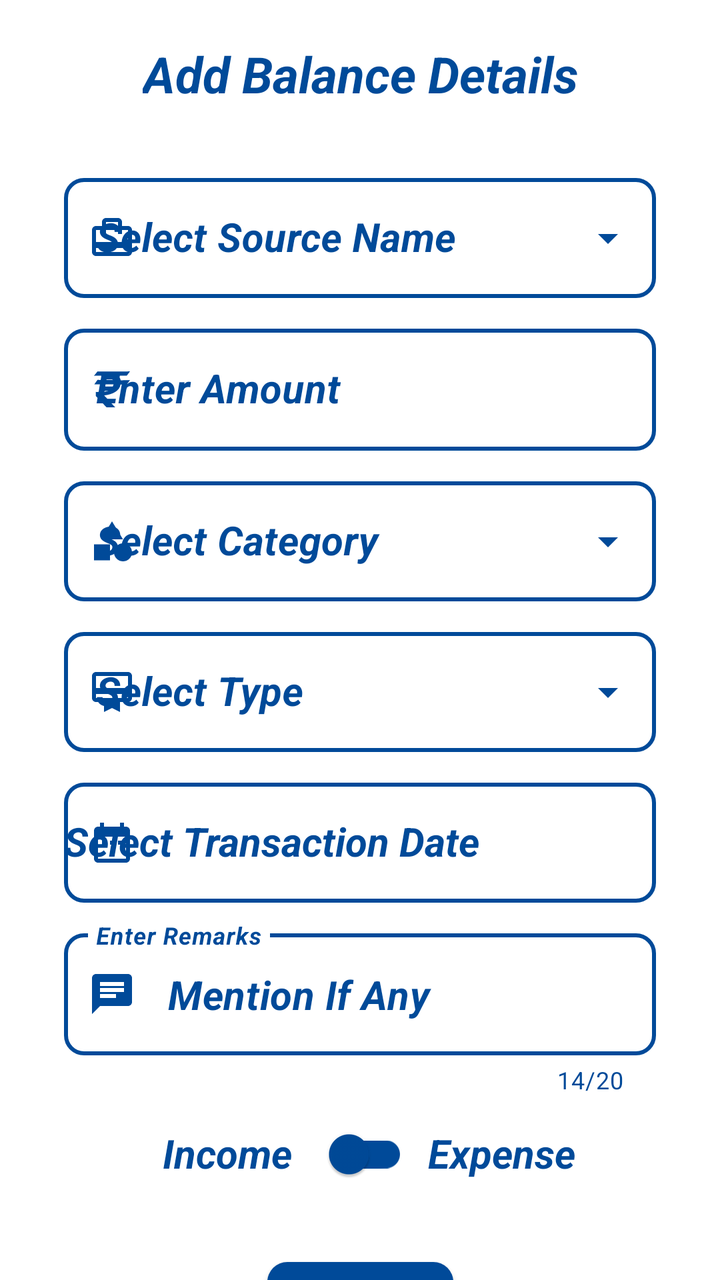
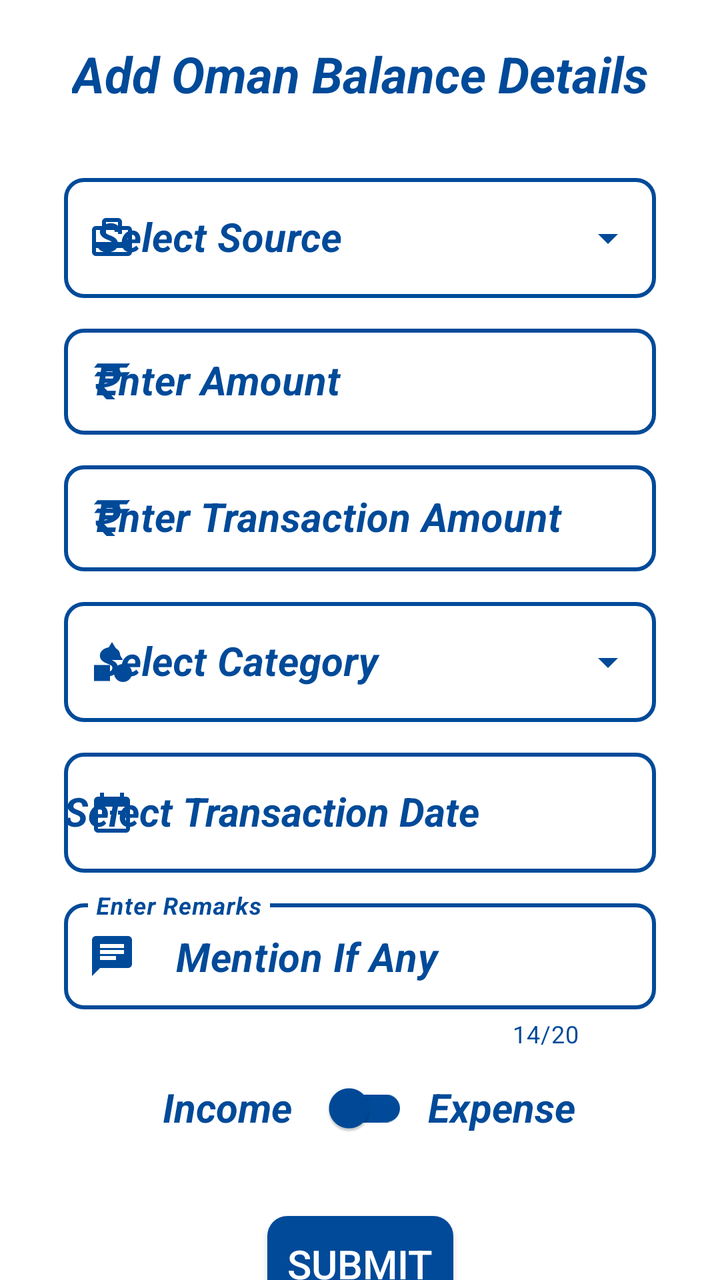

Two renders of the same Android screen: before a commit and after it. Below are the layout's source before the change and the commit's diff.
<!-- AndroidManifest.xml: application theme AppTheme -->
<!-- res/layout/fragment_oman.xml -->
<?xml version="1.0" encoding="utf-8"?>
<FrameLayout xmlns:android="http://schemas.android.com/apk/res/android"
    xmlns:app="http://schemas.android.com/apk/res-auto"
    xmlns:tools="http://schemas.android.com/tools"
    android:layout_width="match_parent"
    android:layout_height="match_parent"
    android:background="@color/white"
    tools:context=".AddBalances.OmanFragment">

    <androidx.constraintlayout.widget.ConstraintLayout
        android:layout_width="match_parent"
        android:layout_height="wrap_content">

        <TextView
            android:id="@+id/balHeading1"
            android:layout_width="wrap_content"
            android:layout_height="wrap_content"
            android:layout_marginTop="20dp"
            android:text="@string/add_balance_details"
            android:textColor="@color/background"
            android:textSize="25sp"
            android:textStyle="bold|italic"
            app:layout_constraintEnd_toEndOf="parent"
            app:layout_constraintStart_toStartOf="parent"
            app:layout_constraintTop_toTopOf="parent" />

        <com.google.android.material.textfield.TextInputLayout
            android:id="@+id/balSourceNameLayout1"
            style="@style/Widget.MaterialComponents.TextInputLayout.OutlinedBox.Dense.ExposedDropdownMenu"
            android:layout_width="0dp"
            android:layout_height="wrap_content"
            android:layout_marginStart="32dp"
            android:layout_marginTop="30dp"
            android:layout_marginEnd="32dp"
            android:hint="@string/select_source_name"
            android:textColorHint="@color/background"
            android:theme="@style/ThemeOverlay.AppTheme.TextInputEditText.Outlined"
            app:boxCornerRadiusBottomEnd="10dp"
            app:boxCornerRadiusBottomStart="10dp"
            app:boxCornerRadiusTopEnd="10dp"
            app:boxCornerRadiusTopStart="10dp"
            app:boxStrokeColor="@color/grey"
            app:boxStrokeWidth="2dp"
            app:boxStrokeWidthFocused="2dp"
            app:endIconTint="@color/background"
            app:errorTextColor="@color/red"
            app:hintTextColor="@color/background"
            app:layout_constraintEnd_toEndOf="parent"
            app:layout_constraintStart_toStartOf="parent"
            app:layout_constraintTop_toBottomOf="@+id/balHeading1"
            app:startIconDrawable="@drawable/ic_view_balance"
            app:startIconTint="@color/background">

            <AutoCompleteTextView
                android:id="@+id/balSourceName1"
                android:layout_width="match_parent"
                android:layout_height="60sp"
                android:inputType="none"
                android:textColor="@color/background"
                android:textSize="20sp"
                android:textStyle="bold|italic"
                tools:ignore="LabelFor" />
        </com.google.android.material.textfield.TextInputLayout>

        <com.google.android.material.textfield.TextInputLayout
            android:id="@+id/balAmountLayout1"
            style="@style/Widget.MaterialComponents.TextInputLayout.OutlinedBox"
            android:layout_width="0dp"
            android:layout_height="wrap_content"
            android:layout_marginTop="10dp"
            android:hint="@string/amount"
            android:textColorHint="@color/background"
            android:theme="@style/ThemeOverlay.AppTheme.TextInputEditText.Outlined"
            app:boxCornerRadiusBottomEnd="10dp"
            app:boxCornerRadiusBottomStart="10dp"
            app:boxCornerRadiusTopEnd="10dp"
            app:boxCornerRadiusTopStart="10dp"
            app:boxStrokeColor="@color/grey"
            app:boxStrokeWidth="2dp"
            app:boxStrokeWidthFocused="2dp"
            app:endIconMode="clear_text"
            app:endIconTint="@color/background"
            app:errorTextColor="@color/red"
            app:hintTextColor="@color/background"
            app:layout_constraintEnd_toEndOf="@+id/balSourceNameLayout1"
            app:layout_constraintStart_toStartOf="@+id/balSourceNameLayout1"
            app:layout_constraintTop_toBottomOf="@+id/balSourceNameLayout1"
            app:startIconDrawable="@drawable/ic_rupee"
            app:startIconTint="@color/background">

            <com.google.android.material.textfield.TextInputEditText
                android:id="@+id/balAmount1"
                android:layout_width="match_parent"
                android:layout_height="wrap_content"
                android:imeOptions="actionDone"
                android:inputType="numberDecimal"
                android:textColor="@color/background"
                android:textCursorDrawable="@drawable/color_cursor"
                android:textSize="20sp"
                android:textStyle="bold|italic" />
        </com.google.android.material.textfield.TextInputLayout>

        <com.google.android.material.textfield.TextInputLayout
            android:id="@+id/balCategoryLayout1"
            style="@style/Widget.MaterialComponents.TextInputLayout.OutlinedBox.Dense.ExposedDropdownMenu"
            android:layout_width="0dp"
            android:layout_height="wrap_content"
            android:layout_marginTop="10dp"
            android:hint="@string/select_category"
            android:textColorHint="@color/background"
            android:theme="@style/ThemeOverlay.AppTheme.TextInputEditText.Outlined"
            app:boxCornerRadiusBottomEnd="10dp"
            app:boxCornerRadiusBottomStart="10dp"
            app:boxCornerRadiusTopEnd="10dp"
            app:boxCornerRadiusTopStart="10dp"
            app:boxStrokeColor="@color/grey"
            app:boxStrokeWidth="2dp"
            app:boxStrokeWidthFocused="2dp"
            app:endIconTint="@color/background"
            app:errorTextColor="@color/red"
            app:hintTextColor="@color/background"
            app:layout_constraintEnd_toEndOf="@+id/balAmountLayout1"
            app:layout_constraintStart_toStartOf="@+id/balAmountLayout1"
            app:layout_constraintTop_toBottomOf="@+id/balAmountLayout1"
            app:startIconDrawable="@drawable/ic_category"
            app:startIconTint="@color/background">

            <AutoCompleteTextView
                android:id="@+id/balCategory1"
                android:layout_width="match_parent"
                android:layout_height="60sp"
                android:inputType="none"
                android:textColor="@color/background"
                android:textSize="20sp"
                android:textStyle="bold|italic"
                tools:ignore="LabelFor" />
        </com.google.android.material.textfield.TextInputLayout>

        <com.google.android.material.textfield.TextInputLayout
            android:id="@+id/balTypeLayout1"
            style="@style/Widget.MaterialComponents.TextInputLayout.OutlinedBox.Dense.ExposedDropdownMenu"
            android:layout_width="0dp"
            android:layout_height="wrap_content"
            android:layout_marginTop="10dp"
            android:hint="@string/select_type"
            android:textColorHint="@color/background"
            android:theme="@style/ThemeOverlay.AppTheme.TextInputEditText.Outlined"
            app:boxCornerRadiusBottomEnd="10dp"
            app:boxCornerRadiusBottomStart="10dp"
            app:boxCornerRadiusTopEnd="10dp"
            app:boxCornerRadiusTopStart="10dp"
            app:boxStrokeColor="@color/grey"
            app:boxStrokeWidth="2dp"
            app:boxStrokeWidthFocused="2dp"
            app:endIconTint="@color/background"
            app:errorTextColor="@color/red"
            app:hintTextColor="@color/background"
            app:layout_constraintEnd_toEndOf="@+id/balCategoryLayout1"
            app:layout_constraintStart_toStartOf="@+id/balCategoryLayout1"
            app:layout_constraintTop_toBottomOf="@+id/balCategoryLayout1"
            app:startIconDrawable="@drawable/ic_type"
            app:startIconTint="@color/background">

            <AutoCompleteTextView
                android:id="@+id/balType1"
                android:layout_width="match_parent"
                android:layout_height="60sp"
                android:inputType="none"
                android:textColor="@color/background"
                android:textSize="20sp"
                android:textStyle="bold|italic"
                tools:ignore="LabelFor" />
        </com.google.android.material.textfield.TextInputLayout>

        <com.google.android.material.textfield.TextInputLayout
            android:id="@+id/balTranDateLayout1"
            style="@style/Widget.MaterialComponents.TextInputLayout.OutlinedBox"
            android:layout_width="0dp"
            android:layout_height="wrap_content"
            android:layout_marginTop="10dp"
            android:hint="@string/transaction_date"
            android:textColorHint="@color/background"
            android:theme="@style/ThemeOverlay.AppTheme.TextInputEditText.Outlined"
            app:boxCornerRadiusBottomEnd="10dp"
            app:boxCornerRadiusBottomStart="10dp"
            app:boxCornerRadiusTopEnd="10dp"
            app:boxCornerRadiusTopStart="10dp"
            app:boxStrokeColor="@color/grey"
            app:boxStrokeWidth="2dp"
            app:boxStrokeWidthFocused="2dp"
            app:errorTextColor="@color/red"
            app:layout_constraintEnd_toEndOf="@+id/balTypeLayout1"
            app:layout_constraintStart_toStartOf="@+id/balTypeLayout1"
            app:layout_constraintTop_toBottomOf="@+id/balTypeLayout1"
            app:startIconDrawable="@drawable/ic_date"
            app:startIconTint="@color/background">

            <AutoCompleteTextView
                android:id="@+id/balTranDate1"
                android:layout_width="match_parent"
                android:layout_height="60sp"
                android:inputType="none"
                android:textColor="@color/background"
                android:textCursorDrawable="@drawable/color_cursor"
                android:textSize="20sp"
                android:textStyle="bold|italic"
                tools:ignore="LabelFor" />
        </com.google.android.material.textfield.TextInputLayout>

        <com.google.android.material.textfield.TextInputLayout
            android:id="@+id/balDecRemarksLayout1"
            style="@style/Widget.MaterialComponents.TextInputLayout.OutlinedBox"
            android:layout_width="0dp"
            android:layout_height="wrap_content"
            android:layout_marginTop="10dp"
            android:hint="@string/remarks"
            android:textColorHint="@color/background"
            android:theme="@style/ThemeOverlay.AppTheme.TextInputEditText.Outlined"
            app:boxCornerRadiusBottomEnd="10dp"
            app:boxCornerRadiusBottomStart="10dp"
            app:boxCornerRadiusTopEnd="10dp"
            app:boxCornerRadiusTopStart="10dp"
            app:boxStrokeColor="@color/grey"
            app:boxStrokeWidth="2dp"
            app:boxStrokeWidthFocused="2dp"
            app:counterEnabled="true"
            app:counterMaxLength="20"
            app:counterTextColor="@color/background"
            app:endIconMode="clear_text"
            app:endIconTint="@color/background"
            app:errorTextColor="@color/red"
            app:hintTextColor="@color/background"
            app:layout_constraintEnd_toEndOf="@+id/balTranDateLayout1"
            app:layout_constraintStart_toStartOf="@+id/balTranDateLayout1"
            app:layout_constraintTop_toBottomOf="@+id/balTranDateLayout1"
            app:startIconDrawable="@drawable/ic_remarks"
            app:startIconTint="@color/background">

            <com.google.android.material.textfield.TextInputEditText
                android:id="@+id/balDecRemarks1"
                android:layout_width="match_parent"
                android:layout_height="wrap_content"
                android:imeOptions="actionDone"
                android:inputType="textCapWords"
                android:maxLength="20"
                android:text="@string/mention_if_any"
                android:textColor="@color/background"
                android:textCursorDrawable="@drawable/color_cursor"
                android:textSize="20sp"
                android:textStyle="bold|italic" />
        </com.google.android.material.textfield.TextInputLayout>

        <TextView
            android:id="@+id/balSwitchIncome1"
            android:layout_width="wrap_content"
            android:layout_height="wrap_content"
            android:layout_marginTop="15dp"
            android:layout_marginEnd="10dp"
            android:text="@string/income"
            android:textColor="@color/background"
            android:textSize="20sp"
            android:textStyle="bold|italic"
            app:layout_constraintEnd_toStartOf="@+id/balSwitch1"
            app:layout_constraintTop_toBottomOf="@+id/balDecRemarksLayout1" />

        <androidx.appcompat.widget.SwitchCompat
            android:id="@+id/balSwitch1"
            android:layout_width="wrap_content"
            android:layout_height="wrap_content"
            android:layout_marginTop="5dp"
            android:textOff="@string/off"
            android:textOn="@string/on"
            app:layout_constraintEnd_toEndOf="parent"
            app:layout_constraintStart_toStartOf="parent"
            app:layout_constraintTop_toBottomOf="@+id/balDecRemarksLayout1"
            app:thumbTint="@color/background"
            app:trackTint="@color/background" />

        <TextView
            android:id="@+id/balSwitchOutcome1"
            android:layout_width="wrap_content"
            android:layout_height="wrap_content"
            android:layout_marginStart="10dp"
            android:layout_marginTop="15dp"
            android:text="@string/expense"
            android:textColor="@color/background"
            android:textSize="20sp"
            android:textStyle="bold|italic"
            app:layout_constraintStart_toEndOf="@+id/balSwitch1"
            app:layout_constraintTop_toBottomOf="@+id/balDecRemarksLayout1" />

        <androidx.appcompat.widget.AppCompatButton
            android:id="@+id/balDecSubmit1"
            android:layout_width="wrap_content"
            android:layout_height="wrap_content"
            android:layout_marginTop="30dp"
            android:background="@drawable/button_background"
            android:text="  Submit  "
            android:textColor="@color/white"
            android:textSize="20sp"
            app:layout_constraintEnd_toEndOf="parent"
            app:layout_constraintStart_toStartOf="parent"
            app:layout_constraintTop_toBottomOf="@+id/balSwitch1"
            tools:ignore="HardcodedText" />

    </androidx.constraintlayout.widget.ConstraintLayout>

</FrameLayout>
<!-- resources referenced by this layout -->
<resources>
  <color name="background">#004A99</color>
  <color name="grey">#808080</color>
  <color name="red">#FF0000</color>
  <color name="white">#FFFFFFFF</color>
  <!-- drawable button_background (drawable) -->
  <?xml version="1.0" encoding="utf-8"?>
  <ripple xmlns:android="http://schemas.android.com/apk/res/android"
      android:color="@color/white">
      <item>
          <shape android:shape="rectangle">
              <solid android:color="@color/background" />
              <corners android:radius="10dp" />
          </shape>
      </item>
  </ripple>
  <!-- drawable color_cursor (drawable) -->
  <?xml version="1.0" encoding="utf-8"?>
  <shape xmlns:android="http://schemas.android.com/apk/res/android"
      android:shape="rectangle">
      <size android:width="2dp" />
      <solid android:color="@color/background" />
  </shape>
  <!-- drawable ic_date (drawable) -->
  <vector android:height="24dp" android:tint="#FFFFFF"
      android:viewportHeight="24" android:viewportWidth="24"
      android:width="24dp" xmlns:android="http://schemas.android.com/apk/res/android">
      <path android:fillColor="@android:color/white" android:pathData="M9,11L7,11v2h2v-2zM13,11h-2v2h2v-2zM17,11h-2v2h2v-2zM19,4h-1L18,2h-2v2L8,4L8,2L6,2v2L5,4c-1.11,0 -1.99,0.9 -1.99,2L3,20c0,1.1 0.89,2 2,2h14c1.1,0 2,-0.9 2,-2L21,6c0,-1.1 -0.9,-2 -2,-2zM19,20L5,20L5,9h14v11z"/>
  </vector>
  <!-- drawable ic_remarks (drawable) -->
  <vector xmlns:android="http://schemas.android.com/apk/res/android"
      android:width="24dp"
      android:height="24dp"
      android:tint="@color/background"
      android:viewportWidth="24"
      android:viewportHeight="24">
      <path
          android:fillColor="@android:color/white"
          android:pathData="M20,2L4,2c-1.1,0 -1.99,0.9 -1.99,2L2,22l4,-4h14c1.1,0 2,-0.9 2,-2L22,4c0,-1.1 -0.9,-2 -2,-2zM6,9h12v2L6,11L6,9zM14,14L6,14v-2h8v2zM18,8L6,8L6,6h12v2z" />
  </vector>
  <!-- drawable ic_type (drawable) -->
  <vector xmlns:android="http://schemas.android.com/apk/res/android"
      android:width="24dp"
      android:height="24dp"
      android:tint="#FFFFFF"
      android:viewportWidth="24"
      android:viewportHeight="24">
      <path
          android:fillColor="@android:color/white"
          android:pathData="M20,2L4,2c-1.11,0 -2,0.89 -2,2v11c0,1.11 0.89,2 2,2h4v5l4,-2 4,2v-5h4c1.11,0 2,-0.89 2,-2L22,4c0,-1.11 -0.89,-2 -2,-2zM20,15L4,15v-2h16v2zM20,10L4,10L4,4h16v6z" />
  </vector>
  <string name="add_balance_details">Add Balance Details</string>
  <string name="amount">Enter Amount</string>
  <string name="expense">Expense</string>
  <string name="income">Income</string>
  <string name="mention_if_any">Mention If Any</string>
  <string name="off">Off</string>
  <string name="on">On</string>
  <string name="remarks">Enter Remarks</string>
  <string name="select_category">Select Category</string>
  <string name="select_source_name">Select Source Name</string>
  <string name="select_type">Select Type</string>
  <string name="transaction_date">Select Transaction Date</string>
  <style name="ThemeOverlay.AppTheme.TextInputEditText.Outlined" parent="">
          <item name="colorControlActivated">@color/background</item>
      </style>
  <style name="AppTheme" parent="Theme.MaterialComponents.Light.DarkActionBar">
          
          
          
          <item name="colorPrimary">@color/background</item>
          <item name="colorPrimaryDark">@color/background</item>
          <item name="colorAccent">@color/background</item>
          
          <item name="colorSurface">@color/background</item>
          
          <item name="android:itemTextAppearance">@style/OptionsMenuStyle</item>
      </style>
  <style name="OptionsMenuStyle" parent="@style/TextAppearance.AppCompat.Widget.ActionBar.Title">
          <item name="android:textColor">@color/background</item>
          <item name="android:textStyle">italic|bold</item>
          <item name="android:textSize">15sp</item>
      </style>
  <!-- unchanged entries left out for length: 3 -->
</resources>

<!-- the commit's change to res/layout/fragment_oman.xml (unified diff, before → after) -->
@@ -9,14 +9,14 @@
 
     <androidx.constraintlayout.widget.ConstraintLayout
         android:layout_width="match_parent"
-        android:layout_height="wrap_content">
+        android:layout_height="match_parent">
 
         <TextView
             android:id="@+id/balHeading1"
             android:layout_width="wrap_content"
             android:layout_height="wrap_content"
             android:layout_marginTop="20dp"
-            android:text="@string/add_balance_details"
+            android:text="@string/add_oman_balance_details"
             android:textColor="@color/background"
             android:textSize="25sp"
             android:textStyle="bold|italic"
@@ -32,7 +32,7 @@
             android:layout_marginStart="32dp"
             android:layout_marginTop="30dp"
             android:layout_marginEnd="32dp"
-            android:hint="@string/select_source_name"
+            android:hint="@string/select_source"
             android:textColorHint="@color/background"
             android:theme="@style/ThemeOverlay.AppTheme.TextInputEditText.Outlined"
             app:boxCornerRadiusBottomEnd="10dp"
@@ -92,7 +92,7 @@
                 android:id="@+id/balAmount1"
                 android:layout_width="match_parent"
                 android:layout_height="wrap_content"
-                android:imeOptions="actionDone"
+                android:imeOptions="actionNext"
                 android:inputType="numberDecimal"
                 android:textColor="@color/background"
                 android:textCursorDrawable="@drawable/color_cursor"
@@ -101,27 +101,65 @@
         </com.google.android.material.textfield.TextInputLayout>
 
         <com.google.android.material.textfield.TextInputLayout
-            android:id="@+id/balCategoryLayout1"
-            style="@style/Widget.MaterialComponents.TextInputLayout.OutlinedBox.Dense.ExposedDropdownMenu"
-            android:layout_width="0dp"
-            android:layout_height="wrap_content"
-            android:layout_marginTop="10dp"
-            android:hint="@string/select_category"
-            android:textColorHint="@color/background"
-            android:theme="@style/ThemeOverlay.AppTheme.TextInputEditText.Outlined"
-            app:boxCornerRadiusBottomEnd="10dp"
-            app:boxCornerRadiusBottomStart="10dp"
-            app:boxCornerRadiusTopEnd="10dp"
-            app:boxCornerRadiusTopStart="10dp"
-            app:boxStrokeColor="@color/grey"
-            app:boxStrokeWidth="2dp"
-            app:boxStrokeWidthFocused="2dp"
+            android:id="@+id/balTransAmountLayout1"
+            style="@style/Widget.MaterialComponents.TextInputLayout.OutlinedBox"
+            android:layout_width="0dp"
+            android:layout_height="wrap_content"
+            android:layout_marginTop="10dp"
+            android:hint="@string/enter_transaction_amount"
+            android:textColorHint="@color/background"
+            android:theme="@style/ThemeOverlay.AppTheme.TextInputEditText.Outlined"
+            app:boxCornerRadiusBottomEnd="10dp"
+            app:boxCornerRadiusBottomStart="10dp"
+            app:boxCornerRadiusTopEnd="10dp"
+            app:boxCornerRadiusTopStart="10dp"
+            app:boxStrokeColor="@color/grey"
+            app:boxStrokeWidth="2dp"
+            app:boxStrokeWidthFocused="2dp"
+            app:endIconMode="clear_text"
             app:endIconTint="@color/background"
             app:errorTextColor="@color/red"
             app:hintTextColor="@color/background"
             app:layout_constraintEnd_toEndOf="@+id/balAmountLayout1"
             app:layout_constraintStart_toStartOf="@+id/balAmountLayout1"
             app:layout_constraintTop_toBottomOf="@+id/balAmountLayout1"
+            app:startIconDrawable="@drawable/ic_rupee"
+            app:startIconTint="@color/background">
+
+            <com.google.android.material.textfield.TextInputEditText
+                android:id="@+id/balTransAmount1"
+                android:layout_width="match_parent"
+                android:layout_height="wrap_content"
+                android:imeOptions="actionDone"
+                android:inputType="numberDecimal"
+                android:textColor="@color/background"
+                android:textCursorDrawable="@drawable/color_cursor"
+                android:textSize="20sp"
+                android:textStyle="bold|italic" />
+        </com.google.android.material.textfield.TextInputLayout>
+
+        <com.google.android.material.textfield.TextInputLayout
+            android:id="@+id/balCategoryLayout1"
+            style="@style/Widget.MaterialComponents.TextInputLayout.OutlinedBox.Dense.ExposedDropdownMenu"
+            android:layout_width="0dp"
+            android:layout_height="wrap_content"
+            android:layout_marginTop="10dp"
+            android:hint="@string/select_category"
+            android:textColorHint="@color/background"
+            android:theme="@style/ThemeOverlay.AppTheme.TextInputEditText.Outlined"
+            app:boxCornerRadiusBottomEnd="10dp"
+            app:boxCornerRadiusBottomStart="10dp"
+            app:boxCornerRadiusTopEnd="10dp"
+            app:boxCornerRadiusTopStart="10dp"
+            app:boxStrokeColor="@color/grey"
+            app:boxStrokeWidth="2dp"
+            app:boxStrokeWidthFocused="2dp"
+            app:endIconTint="@color/background"
+            app:errorTextColor="@color/red"
+            app:hintTextColor="@color/background"
+            app:layout_constraintEnd_toEndOf="@+id/balTransAmountLayout1"
+            app:layout_constraintStart_toStartOf="@+id/balTransAmountLayout1"
+            app:layout_constraintTop_toBottomOf="@+id/balTransAmountLayout1"
             app:startIconDrawable="@drawable/ic_category"
             app:startIconTint="@color/background">
 
@@ -137,61 +175,25 @@
         </com.google.android.material.textfield.TextInputLayout>
 
         <com.google.android.material.textfield.TextInputLayout
-            android:id="@+id/balTypeLayout1"
-            style="@style/Widget.MaterialComponents.TextInputLayout.OutlinedBox.Dense.ExposedDropdownMenu"
-            android:layout_width="0dp"
-            android:layout_height="wrap_content"
-            android:layout_marginTop="10dp"
-            android:hint="@string/select_type"
-            android:textColorHint="@color/background"
-            android:theme="@style/ThemeOverlay.AppTheme.TextInputEditText.Outlined"
-            app:boxCornerRadiusBottomEnd="10dp"
-            app:boxCornerRadiusBottomStart="10dp"
-            app:boxCornerRadiusTopEnd="10dp"
-            app:boxCornerRadiusTopStart="10dp"
-            app:boxStrokeColor="@color/grey"
-            app:boxStrokeWidth="2dp"
-            app:boxStrokeWidthFocused="2dp"
-            app:endIconTint="@color/background"
-            app:errorTextColor="@color/red"
-            app:hintTextColor="@color/background"
+            android:id="@+id/balTranDateLayout1"
+            style="@style/Widget.MaterialComponents.TextInputLayout.OutlinedBox"
+            android:layout_width="0dp"
+            android:layout_height="wrap_content"
+            android:layout_marginTop="10dp"
+            android:hint="@string/transaction_date"
+            android:textColorHint="@color/background"
+            android:theme="@style/ThemeOverlay.AppTheme.TextInputEditText.Outlined"
+            app:boxCornerRadiusBottomEnd="10dp"
+            app:boxCornerRadiusBottomStart="10dp"
+            app:boxCornerRadiusTopEnd="10dp"
+            app:boxCornerRadiusTopStart="10dp"
+            app:boxStrokeColor="@color/grey"
+            app:boxStrokeWidth="2dp"
+            app:boxStrokeWidthFocused="2dp"
+            app:errorTextColor="@color/red"
             app:layout_constraintEnd_toEndOf="@+id/balCategoryLayout1"
             app:layout_constraintStart_toStartOf="@+id/balCategoryLayout1"
             app:layout_constraintTop_toBottomOf="@+id/balCategoryLayout1"
-            app:startIconDrawable="@drawable/ic_type"
-            app:startIconTint="@color/background">
-
-            <AutoCompleteTextView
-                android:id="@+id/balType1"
-                android:layout_width="match_parent"
-                android:layout_height="60sp"
-                android:inputType="none"
-                android:textColor="@color/background"
-                android:textSize="20sp"
-                android:textStyle="bold|italic"
-                tools:ignore="LabelFor" />
-        </com.google.android.material.textfield.TextInputLayout>
-
-        <com.google.android.material.textfield.TextInputLayout
-            android:id="@+id/balTranDateLayout1"
-            style="@style/Widget.MaterialComponents.TextInputLayout.OutlinedBox"
-            android:layout_width="0dp"
-            android:layout_height="wrap_content"
-            android:layout_marginTop="10dp"
-            android:hint="@string/transaction_date"
-            android:textColorHint="@color/background"
-            android:theme="@style/ThemeOverlay.AppTheme.TextInputEditText.Outlined"
-            app:boxCornerRadiusBottomEnd="10dp"
-            app:boxCornerRadiusBottomStart="10dp"
-            app:boxCornerRadiusTopEnd="10dp"
-            app:boxCornerRadiusTopStart="10dp"
-            app:boxStrokeColor="@color/grey"
-            app:boxStrokeWidth="2dp"
-            app:boxStrokeWidthFocused="2dp"
-            app:errorTextColor="@color/red"
-            app:layout_constraintEnd_toEndOf="@+id/balTypeLayout1"
-            app:layout_constraintStart_toStartOf="@+id/balTypeLayout1"
-            app:layout_constraintTop_toBottomOf="@+id/balTypeLayout1"
             app:startIconDrawable="@drawable/ic_date"
             app:startIconTint="@color/background">
 
<!-- resource entries referenced after the edit -->
@@ -39,19 +39,9 @@
           android:fillColor="@android:color/white"
           android:pathData="M20,2L4,2c-1.1,0 -1.99,0.9 -1.99,2L2,22l4,-4h14c1.1,0 2,-0.9 2,-2L22,4c0,-1.1 -0.9,-2 -2,-2zM6,9h12v2L6,11L6,9zM14,14L6,14v-2h8v2zM18,8L6,8L6,6h12v2z" />
   </vector>
-  <!-- drawable ic_type (drawable) -->
-  <vector xmlns:android="http://schemas.android.com/apk/res/android"
-      android:width="24dp"
-      android:height="24dp"
-      android:tint="#FFFFFF"
-      android:viewportWidth="24"
-      android:viewportHeight="24">
-      <path
-          android:fillColor="@android:color/white"
-          android:pathData="M20,2L4,2c-1.11,0 -2,0.89 -2,2v11c0,1.11 0.89,2 2,2h4v5l4,-2 4,2v-5h4c1.11,0 2,-0.89 2,-2L22,4c0,-1.11 -0.89,-2 -2,-2zM20,15L4,15v-2h16v2zM20,10L4,10L4,4h16v6z" />
-  </vector>
-  <string name="add_balance_details">Add Balance Details</string>
+  <string name="add_oman_balance_details">Add Oman Balance Details</string>
   <string name="amount">Enter Amount</string>
+  <string name="enter_transaction_amount">Enter Transaction Amount</string>
   <string name="expense">Expense</string>
   <string name="income">Income</string>
   <string name="mention_if_any">Mention If Any</string>
@@ -59,10 +49,9 @@
   <string name="on">On</string>
   <string name="remarks">Enter Remarks</string>
   <string name="select_category">Select Category</string>
-  <string name="select_source_name">Select Source Name</string>
-  <string name="select_type">Select Type</string>
+  <string name="select_source">Select Source</string>
   <string name="transaction_date">Select Transaction Date</string>
-  <style name="ThemeOverlay.AppTheme.TextInputEditText.Outlined" parent="">
+  <style name="ThemeOverlay.AppTheme.TextInputEditText.Outlined" parent="Widget.MaterialComponents.TextInputLayout.OutlinedBox.Dense">
           <item name="colorControlActivated">@color/background</item>
       </style>
   <style name="AppTheme" parent="Theme.MaterialComponents.Light.DarkActionBar">
